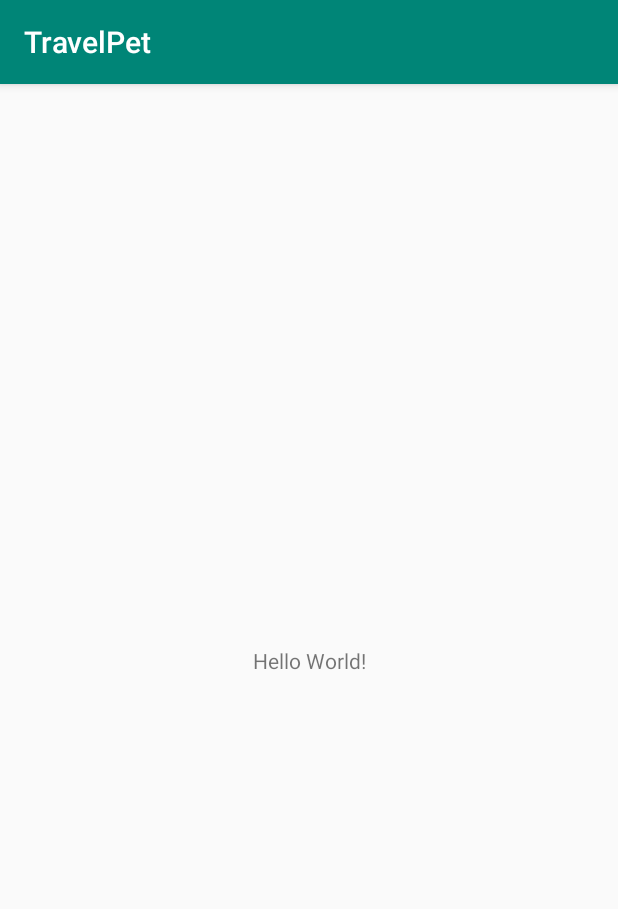
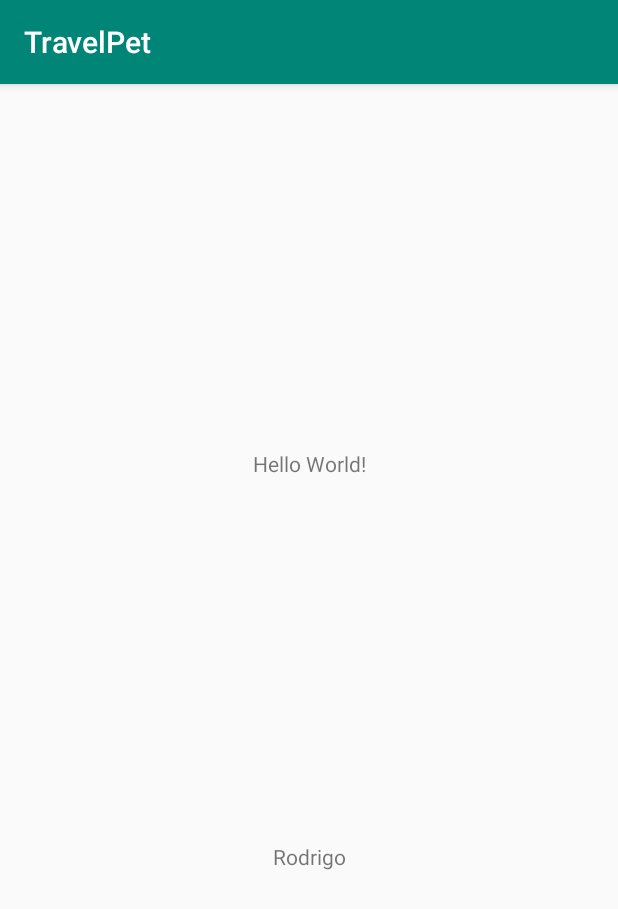
Before and after one commit to pedrogomes30/TravelPet, an Android app: the screen it shows after launch (MainActivity), on a phone screen of 412 x 824 dp. Shown: the top 909 px of the screen. Run offline under Robolectric (Android 15) with nearby library versions, the phone set to English and light mode, and no system bars.

Commit message:
commit teste

```diff
--- a/app/src/main/res/layout/activity_main.xml
+++ b/app/src/main/res/layout/activity_main.xml
@@ -7,12 +7,24 @@
     tools:context=".MainActivity">
 
     <TextView
+        android:id="@+id/textView2"
         android:layout_width="wrap_content"
         android:layout_height="wrap_content"
         android:text="Hello World!"
-        app:layout_constraintBottom_toBottomOf="parent"
+        app:layout_constraintBottom_toTopOf="@+id/textView"
+        app:layout_constraintHorizontal_bias="0.5"
         app:layout_constraintLeft_toLeftOf="parent"
         app:layout_constraintRight_toRightOf="parent"
         app:layout_constraintTop_toTopOf="parent" />
 
+    <TextView
+        android:id="@+id/textView"
+        android:layout_width="wrap_content"
+        android:layout_height="wrap_content"
+        android:text="Rodrigo"
+        app:layout_constraintBottom_toBottomOf="parent"
+        app:layout_constraintEnd_toEndOf="parent"
+        app:layout_constraintStart_toStartOf="parent"
+        app:layout_constraintTop_toBottomOf="@+id/textView2" />
+
 </androidx.constraintlayout.widget.ConstraintLayout>
```
